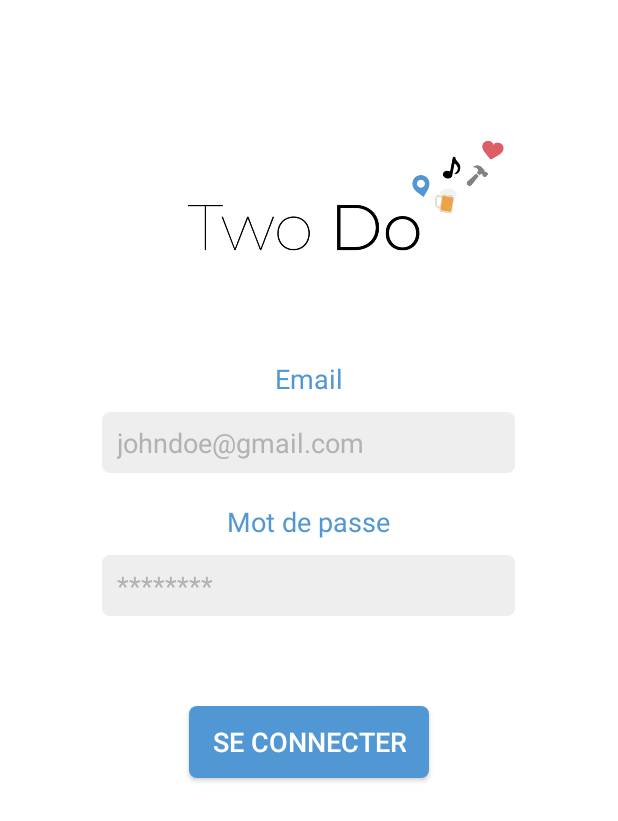
After one commit to Tilkeii/TwoDoAndroid, an Android app: the layout activity_login.xml on its own in the app's theme, with its tools: preview values and no code run, on a phone screen of 412 x 824 dp. The commit adds this screen. Shown: the top 821 px of the screen. Run offline under Robolectric (Android 15) with nearby library versions, the phone set to English and light mode, and no system bars.

Commit message:
Create LoginActivity + Remove useless MainActivity

```diff
--- a/app/src/main/AndroidManifest.xml
+++ b/app/src/main/AndroidManifest.xml
@@ -9,7 +9,7 @@
         android:roundIcon="@mipmap/ic_launcher_round"
         android:supportsRtl="true"
         android:theme="@style/AppTheme">
-        <activity android:name=".activity.MainActivity">
+        <activity android:name=".activity.LoginActivity">
             <intent-filter>
                 <action android:name="android.intent.action.MAIN" />
 
--- /dev/null
+++ b/app/src/main/java/twodo/twodo/activity/LoginActivity.java
@@ -0,0 +1,51 @@
+package twodo.twodo.activity;
+
+import android.content.Context;
+import android.os.Bundle;
+import android.support.v7.app.AppCompatActivity;
+import android.widget.Button;
+import android.widget.EditText;
+import android.widget.Toast;
+
+import butterknife.BindView;
+import butterknife.ButterKnife;
+import butterknife.OnClick;
+import io.github.inflationx.calligraphy3.CalligraphyConfig;
+import io.github.inflationx.calligraphy3.CalligraphyInterceptor;
+import io.github.inflationx.viewpump.ViewPump;
+import io.github.inflationx.viewpump.ViewPumpContextWrapper;
+import twodo.twodo.R;
+
+public class LoginActivity  extends AppCompatActivity {
+
+    @BindView(R.id.input_email)
+    EditText email;
+
+    @BindView(R.id.input_password)
+    EditText password;
+
+    @Override
+    protected void onCreate(Bundle savedInstanceState) {
+        super.onCreate(savedInstanceState);
+
+        ViewPump.init(ViewPump.builder()
+                .addInterceptor(new CalligraphyInterceptor(
+                        new CalligraphyConfig.Builder()
+                                .setDefaultFontPath("fonts/roboto_light.ttf")
+                                .setFontAttrId(R.attr.fontPath)
+                                .build()))
+                .build());
+
+        setContentView(R.layout.activity_login);
+        ButterKnife.bind(this);
+    }
+
+    @Override
+    protected void attachBaseContext(Context newBase) {
+        super.attachBaseContext(ViewPumpContextWrapper.wrap(newBase));
+    }
+
+    @OnClick(R.id.btn_login) public void loginButtonPressed(Button button) {
+        Toast.makeText(getApplicationContext(), "TODO: implement me", Toast.LENGTH_SHORT).show();
+    }
+}
--- a/app/src/main/java/twodo/twodo/activity/MainActivity.java
+++ /dev/null
@@ -1,34 +0,0 @@
-package twodo.twodo.activity;
-
-import android.content.Context;
-import android.support.v7.app.AppCompatActivity;
-import android.os.Bundle;
-
-import io.github.inflationx.calligraphy3.CalligraphyConfig;
-import io.github.inflationx.calligraphy3.CalligraphyInterceptor;
-import io.github.inflationx.viewpump.ViewPump;
-import io.github.inflationx.viewpump.ViewPumpContextWrapper;
-import twodo.twodo.R;
-
-public class MainActivity extends AppCompatActivity {
-
-    @Override
-    protected void onCreate(Bundle savedInstanceState) {
-        super.onCreate(savedInstanceState);
-
-        ViewPump.init(ViewPump.builder()
-            .addInterceptor(new CalligraphyInterceptor(
-                new CalligraphyConfig.Builder()
-                    .setDefaultFontPath("fonts/roboto_light.ttf")
-                    .setFontAttrId(R.attr.fontPath)
-                    .build()))
-            .build());
-
-        setContentView(R.layout.activity_main);
-    }
-
-    @Override
-    protected void attachBaseContext(Context newBase) {
-        super.attachBaseContext(ViewPumpContextWrapper.wrap(newBase));
-    }
-}
--- /dev/null
+++ b/app/src/main/res/drawable/layout_rounded_light_blue.xml
@@ -0,0 +1,6 @@
+<?xml version="1.0" encoding="UTF-8"?>
+<shape xmlns:android="http://schemas.android.com/apk/res/android">
+    <solid android:color="@color/colorPrimary"/>
+    <corners android:radius="5dp"/>
+    <padding android:left="0dp" android:top="0dp" android:right="0dp" android:bottom="0dp" />
+</shape>
--- /dev/null
+++ b/app/src/main/res/drawable/layout_rounded_light_grey.xml
@@ -0,0 +1,6 @@
+<?xml version="1.0" encoding="UTF-8"?>
+<shape xmlns:android="http://schemas.android.com/apk/res/android">
+    <solid android:color="@color/colorAccent"/>
+    <corners android:radius="5dp"/>
+    <padding android:left="0dp" android:top="0dp" android:right="0dp" android:bottom="0dp" />
+</shape>
--- /dev/null
+++ b/app/src/main/res/layout/activity_login.xml
@@ -0,0 +1,71 @@
+<?xml version="1.0" encoding="utf-8"?>
+
+<LinearLayout xmlns:android="http://schemas.android.com/apk/res/android"
+    android:layout_width="match_parent"
+    android:layout_height="match_parent"
+    android:orientation="vertical"
+    xmlns:tools="http://schemas.android.com/tools"
+    >
+
+    <ImageView
+        android:id="@+id/logo"
+        android:layout_width="275dp"
+        android:layout_height="100dp"
+        android:src="@drawable/logo_white"
+        android:layout_gravity="center"
+        android:layout_marginTop="80dp"
+        />
+
+    <TextView
+        android:layout_width="wrap_content"
+        android:layout_height="wrap_content"
+        android:text="@string/email_label"
+        android:layout_gravity="center"
+        android:textColor="@color/colorPrimary"
+        android:layout_marginTop="60dp"
+        android:layout_marginBottom="@dimen/label_margin_bottom"
+        android:textSize="@dimen/font_default"
+        />
+
+    <EditText
+        android:id="@+id/input_email"
+        android:hint="@string/email_hint"
+        android:layout_gravity="center"
+        style="@style/EditTextStyle"
+        />
+
+    <TextView
+        android:layout_width="wrap_content"
+        android:layout_height="wrap_content"
+        android:text="@string/password_label"
+        android:layout_gravity="center"
+        android:textColor="@color/colorPrimary"
+        android:layout_marginTop="20dp"
+        android:layout_marginBottom="@dimen/label_margin_bottom"
+        android:textSize="@dimen/font_default"
+        />
+
+    <EditText
+        android:id="@+id/input_password"
+        android:hint="@string/password_hint"
+        android:layout_gravity="center"
+        style="@style/EditTextStyle"
+        />
+
+    <Button
+        android:id="@+id/btn_login"
+        android:layout_width="wrap_content"
+        android:layout_height="wrap_content"
+        android:text="@string/btn_login"
+        android:background="@drawable/layout_rounded_light_blue"
+        android:textColor="@android:color/white"
+        android:layout_gravity="center"
+        android:paddingLeft="@dimen/btn_padding_horizontal"
+        android:paddingRight="@dimen/btn_padding_horizontal"
+        android:layout_marginTop="60dp"
+        android:textSize="@dimen/font_default"
+        tools:ignore="MissingPrefix"
+        fontPath="fonts/roboto_regular.ttf"
+        />
+
+</LinearLayout>
--- a/app/src/main/res/layout/activity_main.xml
+++ /dev/null
@@ -1,18 +0,0 @@
-<?xml version="1.0" encoding="utf-8"?>
-<android.support.constraint.ConstraintLayout xmlns:android="http://schemas.android.com/apk/res/android"
-    xmlns:app="http://schemas.android.com/apk/res-auto"
-    xmlns:tools="http://schemas.android.com/tools"
-    android:layout_width="match_parent"
-    android:layout_height="match_parent"
-    tools:context=".activity.MainActivity">
-
-    <TextView
-        android:layout_width="wrap_content"
-        android:layout_height="wrap_content"
-        android:text="Hello World!"
-        app:layout_constraintBottom_toBottomOf="parent"
-        app:layout_constraintLeft_toLeftOf="parent"
-        app:layout_constraintRight_toRightOf="parent"
-        app:layout_constraintTop_toTopOf="parent" />
-
-</android.support.constraint.ConstraintLayout>
--- a/app/src/main/res/values/colors.xml
+++ b/app/src/main/res/values/colors.xml
@@ -1,8 +1,9 @@
 <?xml version="1.0" encoding="utf-8"?>
 <resources>
     <color name="colorPrimary">#5197D3</color>
-    <color name="colorPrimaryDark">#2c72ae</color>
+    <color name="colorPrimaryDark">#2C72AE</color>
     <color name="colorAccent">#EEEEEE</color>
+    <color name="colorAccentDark">#B2B2B2</color>
     <color name="colorRed">#DE5E66</color>
     <color name="colorYellow">#EAA347</color>
 </resources>
--- /dev/null
+++ b/app/src/main/res/values/dimens.xml
@@ -0,0 +1,7 @@
+<resources>
+    <dimen name="font_default">18sp</dimen>
+    <dimen name="input_padding_vertical">8dp</dimen>
+    <dimen name="input_padding_horizontal">10dp</dimen>
+    <dimen name="label_margin_bottom">10dp</dimen>
+    <dimen name="btn_padding_horizontal">15dp</dimen>
+</resources>
--- a/app/src/main/res/values/strings.xml
+++ b/app/src/main/res/values/strings.xml
@@ -1,3 +1,8 @@
 <resources>
     <string name="app_name">TwoDo</string>
+    <string name="password_label">Mot de passe</string>
+    <string name="password_hint">********</string>
+    <string name="email_hint">johndoe@gmail.com</string>
+    <string name="email_label">Email</string>
+    <string name="btn_login">Se connecter</string>
 </resources>
--- a/app/src/main/res/values/styles.xml
+++ b/app/src/main/res/values/styles.xml
@@ -1,11 +1,25 @@
 <resources>
 
     <!-- Base application theme. -->
-    <style name="AppTheme" parent="Theme.AppCompat.Light.DarkActionBar">
+    <style name="AppTheme" parent="Theme.AppCompat.Light.NoActionBar">
         <!-- Customize your theme here. -->
         <item name="colorPrimary">@color/colorPrimary</item>
         <item name="colorPrimaryDark">@color/colorPrimaryDark</item>
         <item name="colorAccent">@color/colorAccent</item>
+        <item name="android:windowBackground">@android:color/white</item>
+        <item name="android:windowActionBar">false</item>
+        <item name="android:windowNoTitle">true</item>
     </style>
 
+    <style name="EditTextStyle" parent="@android:style/Widget.EditText">
+        <item name="android:layout_width">275dp</item>
+        <item name="android:layout_height">wrap_content</item>
+        <item name="android:background">@drawable/layout_rounded_light_grey</item>
+        <item name="android:paddingTop">@dimen/input_padding_vertical</item>
+        <item name="android:paddingBottom">@dimen/input_padding_vertical</item>
+        <item name="android:paddingLeft">@dimen/input_padding_horizontal</item>
+        <item name="android:paddingRight">@dimen/input_padding_horizontal</item>
+        <item name="android:textColorHint">@color/colorAccentDark</item>
+        <item name="android:textSize">@dimen/font_default</item>
+    </style>
 </resources>
```
Also changed, not shown: app/src/main/res/drawable/logo_transparent.png (renamed from app/src/main/res/drawable/logo.png), app/src/main/res/drawable/logo_white.png (added).
